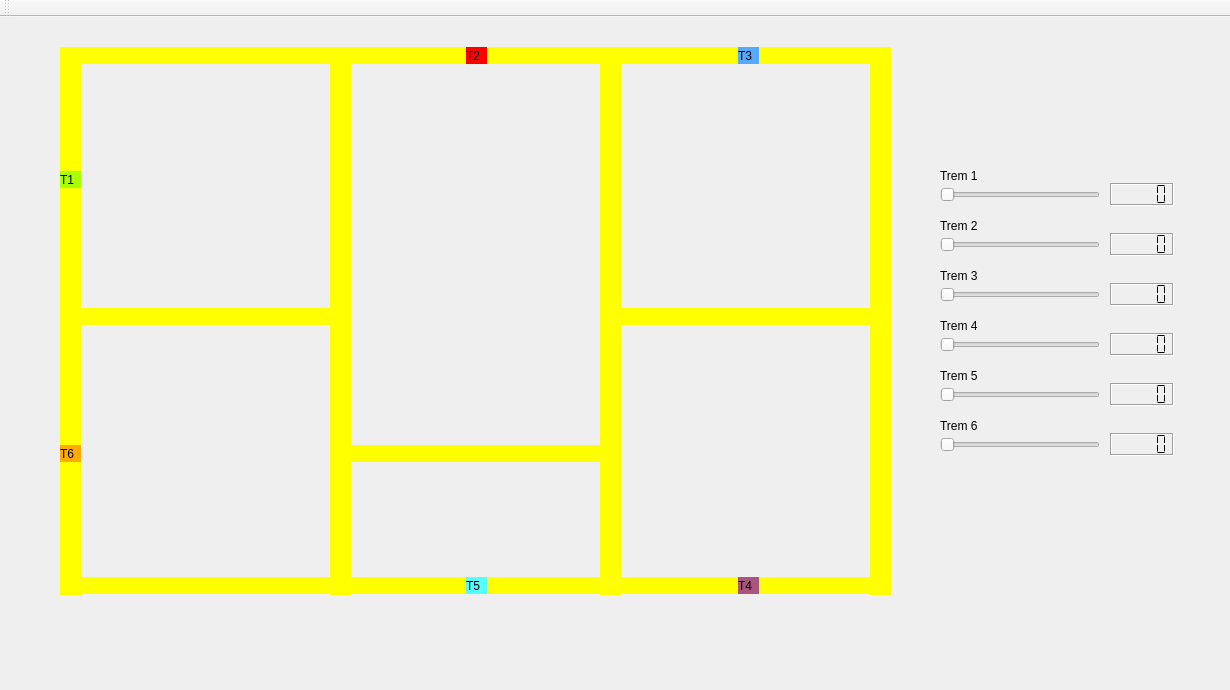
Qt form mainwindow.ui (NeptUser/trabalhoTrens_SO) before a commit.
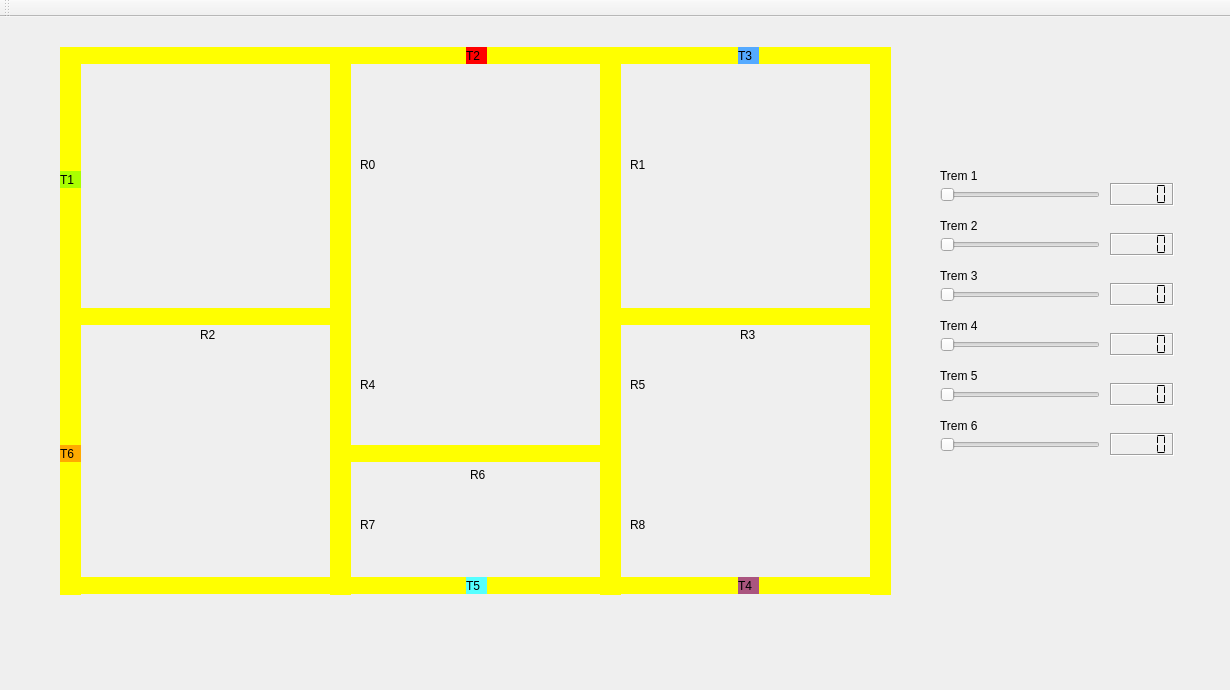
The same form after that commit.

Commit message: docs: Adicionando label das zonas críticas

Diff of the .ui file:
```diff
--- a/mainwindow.ui
+++ b/mainwindow.ui
@@ -624,6 +624,123 @@
      <string>Trem 6</string>
     </property>
    </widget>
+   <widget class="QLabel" name="label_7">
+    <property name="geometry">
+     <rect>
+      <x>360</x>
+      <y>140</y>
+      <width>49</width>
+      <height>16</height>
+     </rect>
+    </property>
+    <property name="text">
+     <string>R0</string>
+    </property>
+   </widget>
+   <widget class="QLabel" name="label_9">
+    <property name="geometry">
+     <rect>
+      <x>200</x>
+      <y>310</y>
+      <width>49</width>
+      <height>16</height>
+     </rect>
+    </property>
+    <property name="text">
+     <string>R2</string>
+    </property>
+   </widget>
+   <widget class="QLabel" name="label_10">
+    <property name="geometry">
+     <rect>
+      <x>630</x>
+      <y>140</y>
+      <width>49</width>
+      <height>16</height>
+     </rect>
+    </property>
+    <property name="text">
+     <string>R1</string>
+    </property>
+   </widget>
+   <widget class="QLabel" name="label_11">
+    <property name="geometry">
+     <rect>
+      <x>360</x>
+      <y>360</y>
+      <width>49</width>
+      <height>16</height>
+     </rect>
+    </property>
+    <property name="text">
+     <string>R4</string>
+    </property>
+   </widget>
+   <widget class="QLabel" name="label_12">
+    <property name="geometry">
+     <rect>
+      <x>630</x>
+      <y>360</y>
+      <width>49</width>
+      <height>16</height>
+     </rect>
+    </property>
+    <property name="text">
+     <string>R5</string>
+    </property>
+   </widget>
+   <widget class="QLabel" name="label_13">
+    <property name="geometry">
+     <rect>
+      <x>740</x>
+      <y>310</y>
+      <width>49</width>
+      <height>16</height>
+     </rect>
+    </property>
+    <property name="text">
+     <string>R3</string>
+    </property>
+   </widget>
+   <widget class="QLabel" name="label_14">
+    <property name="geometry">
+     <rect>
+      <x>470</x>
+      <y>450</y>
+      <width>49</width>
+      <height>16</height>
+     </rect>
+    </property>
+    <property name="text">
+     <string>R6</string>
+    </property>
+   </widget>
+   <widget class="QLabel" name="label_15">
+    <property name="geometry">
+     <rect>
+      <x>360</x>
+      <y>500</y>
+      <width>49</width>
+      <height>16</height>
+     </rect>
+    </property>
+    <property name="text">
+     <string>R7</string>
+    </property>
+   </widget>
+   <widget class="QLabel" name="label_16">
+    <property name="geometry">
+     <rect>
+      <x>630</x>
+      <y>500</y>
+      <width>49</width>
+      <height>16</height>
+     </rect>
+    </property>
+    <property name="text">
+     <string>R8</string>
+    </property>
+   </widget>
    <zorder>trilho01</zorder>
    <zorder>trilho09</zorder>
    <zorder>trilho10</zorder>
```
Left out of the diff: 9 changed lines with no effect on the pictures. The commit also changes 4 other files.
